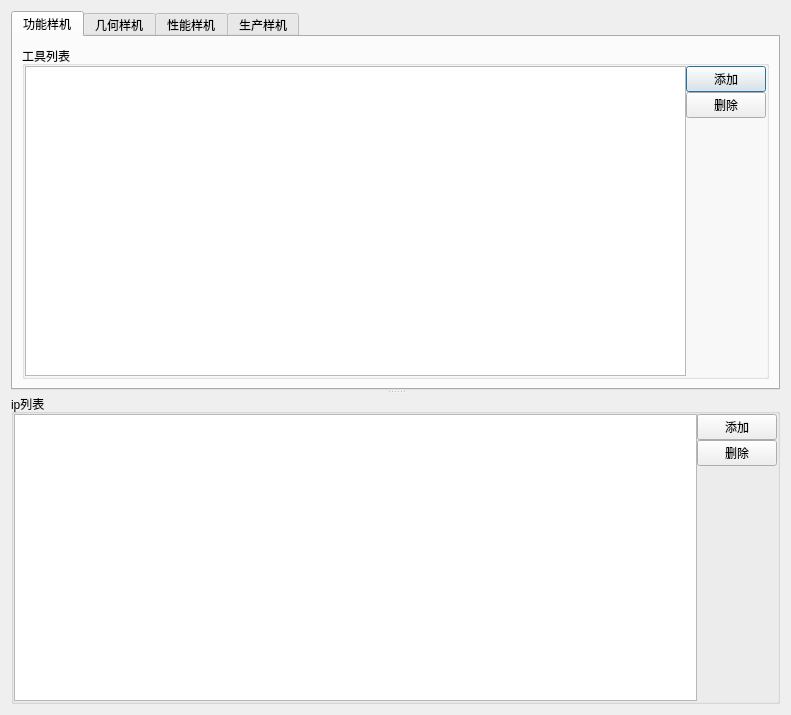
Qt form digitalIntegration/InformationConfihurationDialog.ui (jiaqingguo/DI) before a commit.
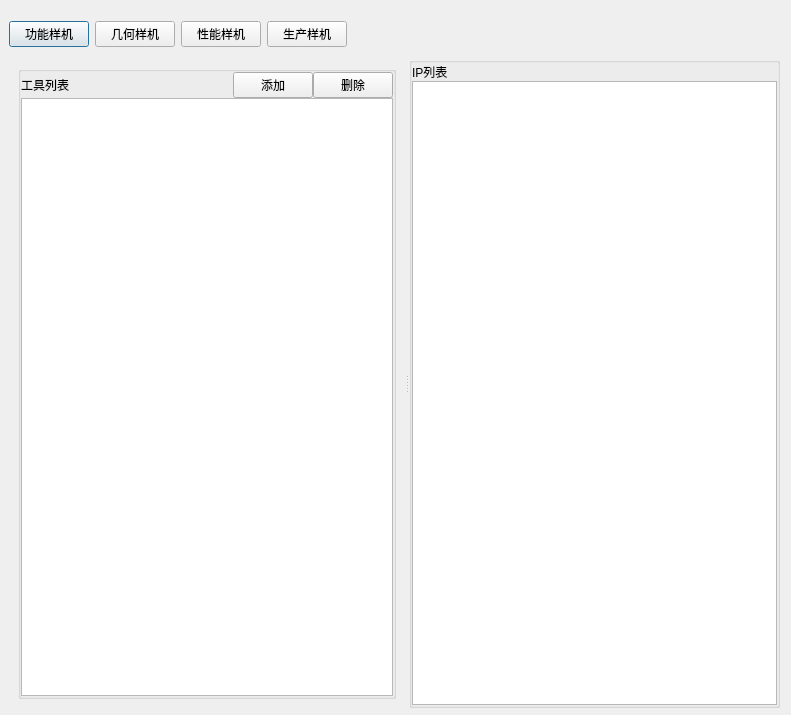
The same form after that commit.

```diff
--- a/digitalIntegration/InformationConfihurationDialog.ui
+++ b/digitalIntegration/InformationConfihurationDialog.ui
@@ -13,47 +13,121 @@
   <property name="windowTitle">
    <string> 信息配置</string>
   </property>
-  <layout class="QVBoxLayout" name="verticalLayout_13">
+  <widget class="QWidget" name="widget" native="true">
+   <property name="geometry">
+    <rect>
+     <x>9</x>
+     <y>9</y>
+     <width>781</width>
+     <height>51</height>
+    </rect>
+   </property>
+   <layout class="QGridLayout" name="gridLayout_2">
+    <item row="0" column="0">
+     <layout class="QHBoxLayout" name="horizontalLayout_4">
    <item>
-    <widget class="QSplitter" name="splitter">
-     <property name="orientation">
-      <enum>Qt::Vertical</enum>
-     </property>
-     <widget class="QTabWidget" name="tabWidget">
-      <property name="currentIndex">
-       <number>0</number>
-      </property>
-      <widget class="QWidget" name="tab">
-       <attribute name="title">
+       <widget class="QPushButton" name="btnModule1">
+        <property name="text">
         <string>功能样机</string>
-       </attribute>
-       <layout class="QVBoxLayout" name="verticalLayout_9">
+        </property>
+       </widget>
+      </item>
+      <item>
+       <widget class="QPushButton" name="btnModule2">
+        <property name="text">
+         <string>几何样机</string>
+        </property>
+       </widget>
+      </item>
+      <item>
+       <widget class="QPushButton" name="btnModule3">
+        <property name="text">
+         <string>性能样机</string>
+        </property>
+       </widget>
+      </item>
+      <item>
+       <widget class="QPushButton" name="btnModule4">
+        <property name="text">
+         <string>生产样机</string>
+        </property>
+       </widget>
+      </item>
+     </layout>
+    </item>
+    <item row="0" column="1">
+     <spacer name="horizontalSpacer_5">
+      <property name="orientation">
+       <enum>Qt::Horizontal</enum>
+      </property>
+      <property name="sizeHint" stdset="0">
+       <size>
+        <width>40</width>
+        <height>20</height>
+       </size>
+      </property>
+     </spacer>
+    </item>
+   </layout>
+  </widget>
+  <widget class="QSplitter" name="splitter">
+   <property name="geometry">
+    <rect>
+     <x>9</x>
+     <y>57</y>
+     <width>771</width>
+     <height>651</height>
+    </rect>
+   </property>
+   <property name="orientation">
+    <enum>Qt::Horizontal</enum>
+   </property>
+   <widget class="QStackedWidget" name="stackedWidget">
+    <widget class="QWidget" name="stackedWidgetPage1" native="true">
+     <layout class="QVBoxLayout" name="verticalLayout_6">
         <item>
          <widget class="QGroupBox" name="groupBox">
           <property name="title">
-           <string>工具列表</string>
-          </property>
-          <layout class="QHBoxLayout" name="horizontalLayout_2">
-           <property name="spacing">
-            <number>0</number>
-           </property>
-           <property name="leftMargin">
-            <number>0</number>
-           </property>
-           <property name="topMargin">
-            <number>0</number>
-           </property>
-           <property name="rightMargin">
-            <number>0</number>
-           </property>
-           <property name="bottomMargin">
-            <number>0</number>
-           </property>
-           <item>
-            <widget class="QTableView" name="tableViewTool1"/>
-           </item>
-           <item>
+         <string/>
+        </property>
             <layout class="QVBoxLayout" name="verticalLayout">
+         <property name="spacing">
+          <number>0</number>
+         </property>
+         <property name="leftMargin">
+          <number>0</number>
+         </property>
+         <property name="topMargin">
+          <number>0</number>
+         </property>
+         <property name="rightMargin">
+          <number>0</number>
+         </property>
+         <property name="bottomMargin">
+          <number>0</number>
+         </property>
+         <item>
+          <layout class="QHBoxLayout" name="horizontalLayout_6">
+           <item>
+            <widget class="QLabel" name="label_3">
+             <property name="text">
+              <string>工具列表</string>
+             </property>
+            </widget>
+           </item>
+           <item>
+            <spacer name="horizontalSpacer">
+             <property name="orientation">
+              <enum>Qt::Horizontal</enum>
+             </property>
+             <property name="sizeHint" stdset="0">
+              <size>
+               <width>40</width>
+               <height>20</height>
+              </size>
+             </property>
+            </spacer>
+           </item>
              <item>
               <widget class="QPushButton" name="btnToolAdd1">
                <property name="text">
@@ -68,37 +142,24 @@
                </property>
               </widget>
              </item>
+          </layout>
+         </item>
              <item>
-              <spacer name="verticalSpacer">
-               <property name="orientation">
-                <enum>Qt::Vertical</enum>
-               </property>
-               <property name="sizeHint" stdset="0">
-                <size>
-                 <width>20</width>
-                 <height>40</height>
-                </size>
-               </property>
-              </spacer>
-             </item>
-            </layout>
-           </item>
-          </layout>
+          <widget class="QTableView" name="tableViewTool1"/>
+         </item>
+        </layout>
          </widget>
         </item>
        </layout>
       </widget>
-      <widget class="QWidget" name="tab_2">
-       <attribute name="title">
-        <string>几何样机</string>
-       </attribute>
+    <widget class="QWidget" name="stackedWidgetPage2" native="true">
        <layout class="QVBoxLayout" name="verticalLayout_10">
         <item>
          <widget class="QGroupBox" name="groupBox_3">
           <property name="title">
-           <string>工具列表</string>
-          </property>
-          <layout class="QHBoxLayout" name="horizontalLayout_3">
+         <string/>
+        </property>
+        <layout class="QVBoxLayout" name="verticalLayout_8">
            <property name="spacing">
             <number>0</number>
            </property>
@@ -115,10 +176,27 @@
             <number>0</number>
            </property>
            <item>
-            <widget class="QTableView" name="tableViewTool2"/>
+          <layout class="QHBoxLayout" name="horizontalLayout_2">
+           <item>
+            <widget class="QLabel" name="label_4">
+             <property name="text">
+              <string>工具列表</string>
+             </property>
+            </widget>
            </item>
            <item>
-            <layout class="QVBoxLayout" name="verticalLayout_3">
+            <spacer name="horizontalSpacer_2">
+             <property name="orientation">
+              <enum>Qt::Horizontal</enum>
+             </property>
+             <property name="sizeHint" stdset="0">
+              <size>
+               <width>40</width>
+               <height>20</height>
+              </size>
+             </property>
+            </spacer>
+           </item>
              <item>
               <widget class="QPushButton" name="btnToolAdd2">
                <property name="text">
@@ -133,37 +211,24 @@
                </property>
               </widget>
              </item>
+          </layout>
+         </item>
              <item>
-              <spacer name="verticalSpacer_3">
-               <property name="orientation">
-                <enum>Qt::Vertical</enum>
-               </property>
-               <property name="sizeHint" stdset="0">
-                <size>
-                 <width>20</width>
-                 <height>40</height>
-                </size>
-               </property>
-              </spacer>
-             </item>
-            </layout>
-           </item>
-          </layout>
+          <widget class="QTableView" name="tableViewTool2"/>
+         </item>
+        </layout>
          </widget>
         </item>
        </layout>
       </widget>
-      <widget class="QWidget" name="tab_3">
-       <attribute name="title">
-        <string>性能样机</string>
-       </attribute>
+    <widget class="QWidget" name="stackedWidgetPage3" native="true">
        <layout class="QVBoxLayout" name="verticalLayout_11">
         <item>
          <widget class="QGroupBox" name="groupBox_5">
           <property name="title">
-           <string>工具列表</string>
-          </property>
-          <layout class="QHBoxLayout" name="horizontalLayout_5">
+         <string/>
+        </property>
+        <layout class="QVBoxLayout" name="verticalLayout_3">
            <property name="spacing">
             <number>0</number>
            </property>
@@ -180,10 +245,27 @@
             <number>0</number>
            </property>
            <item>
-            <widget class="QTableView" name="tableViewTool3"/>
+          <layout class="QHBoxLayout" name="horizontalLayout_3">
+           <item>
+            <widget class="QLabel" name="label_5">
+             <property name="text">
+              <string>工具列表</string>
+             </property>
+            </widget>
            </item>
            <item>
-            <layout class="QVBoxLayout" name="verticalLayout_5">
+            <spacer name="horizontalSpacer_3">
+             <property name="orientation">
+              <enum>Qt::Horizontal</enum>
+             </property>
+             <property name="sizeHint" stdset="0">
+              <size>
+               <width>40</width>
+               <height>20</height>
+              </size>
+             </property>
+            </spacer>
+           </item>
              <item>
               <widget class="QPushButton" name="btnToolAdd3">
                <property name="text">
@@ -198,37 +280,24 @@
                </property>
               </widget>
              </item>
+          </layout>
+         </item>
              <item>
-              <spacer name="verticalSpacer_5">
-               <property name="orientation">
-                <enum>Qt::Vertical</enum>
-               </property>
-               <property name="sizeHint" stdset="0">
-                <size>
-                 <width>20</width>
-                 <height>40</height>
-                </size>
-               </property>
-              </spacer>
-             </item>
-            </layout>
-           </item>
-          </layout>
+          <widget class="QTableView" name="tableViewTool3"/>
+         </item>
+        </layout>
          </widget>
         </item>
        </layout>
       </widget>
-      <widget class="QWidget" name="tab_4">
-       <attribute name="title">
-        <string>生产样机</string>
-       </attribute>
+    <widget class="QWidget" name="stackedWidgetPage4" native="true">
        <layout class="QVBoxLayout" name="verticalLayout_12">
         <item>
          <widget class="QGroupBox" name="groupBox_7">
           <property name="title">
-           <string>工具列表</string>
-          </property>
-          <layout class="QHBoxLayout" name="horizontalLayout_7">
+         <string/>
+        </property>
+        <layout class="QVBoxLayout" name="verticalLayout_5">
            <property name="spacing">
             <number>0</number>
            </property>
@@ -245,10 +314,27 @@
             <number>0</number>
            </property>
            <item>
-            <widget class="QTableView" name="tableViewTool4"/>
+          <layout class="QHBoxLayout" name="horizontalLayout_5">
+           <item>
+            <widget class="QLabel" name="label">
+             <property name="text">
+              <string>工具列表</string>
+             </property>
+            </widget>
            </item>
            <item>
-            <layout class="QVBoxLayout" name="verticalLayout_7">
+            <spacer name="horizontalSpacer_4">
+             <property name="orientation">
+              <enum>Qt::Horizontal</enum>
+             </property>
+             <property name="sizeHint" stdset="0">
+              <size>
+               <width>40</width>
+               <height>20</height>
+              </size>
+             </property>
+            </spacer>
+           </item>
              <item>
               <widget class="QPushButton" name="btnToolAdd4">
                <property name="text">
@@ -263,21 +349,11 @@
                </property>
               </widget>
              </item>
-             <item>
-              <spacer name="verticalSpacer_7">
-               <property name="orientation">
-                <enum>Qt::Vertical</enum>
-               </property>
-               <property name="sizeHint" stdset="0">
-                <size>
-                 <width>20</width>
-                 <height>40</height>
-                </size>
-               </property>
-              </spacer>
-             </item>
-            </layout>
-           </item>
+          </layout>
+         </item>
+         <item>
+          <widget class="QTableView" name="tableViewTool4"/>
+         </item>
           </layout>
          </widget>
         </item>
@@ -286,7 +362,7 @@
      </widget>
      <widget class="QGroupBox" name="groupBox_2">
       <property name="title">
-       <string>ip列表</string>
+     <string/>
       </property>
       <layout class="QHBoxLayout" name="horizontalLayout">
        <property name="spacing">
@@ -304,45 +380,23 @@
        <property name="bottomMargin">
         <number>0</number>
        </property>
-       <item>
-        <widget class="QTableView" name="tableViewIP1"/>
-       </item>
        <item>
         <layout class="QVBoxLayout" name="verticalLayout_2">
          <item>
-          <widget class="QPushButton" name="btnIpAdd1">
+        <widget class="QLabel" name="label_2">
            <property name="text">
-            <string>添加</string>
+          <string>IP列表</string>
            </property>
           </widget>
          </item>
          <item>
-          <widget class="QPushButton" name="btnIpDel1">
-           <property name="text">
-            <string>删除</string>
-           </property>
-          </widget>
-         </item>
-         <item>
-          <spacer name="verticalSpacer_2">
-           <property name="orientation">
-            <enum>Qt::Vertical</enum>
-           </property>
-           <property name="sizeHint" stdset="0">
-            <size>
-             <width>20</width>
-             <height>40</height>
-            </size>
-           </property>
-          </spacer>
-         </item>
+        <widget class="QTableView" name="tableViewIP1"/>
+       </item>
         </layout>
        </item>
       </layout>
      </widget>
     </widget>
-   </item>
-  </layout>
  </widget>
  <resources/>
  <connections/>
```
Lines whose indentation alone changed are shown as unchanged.
